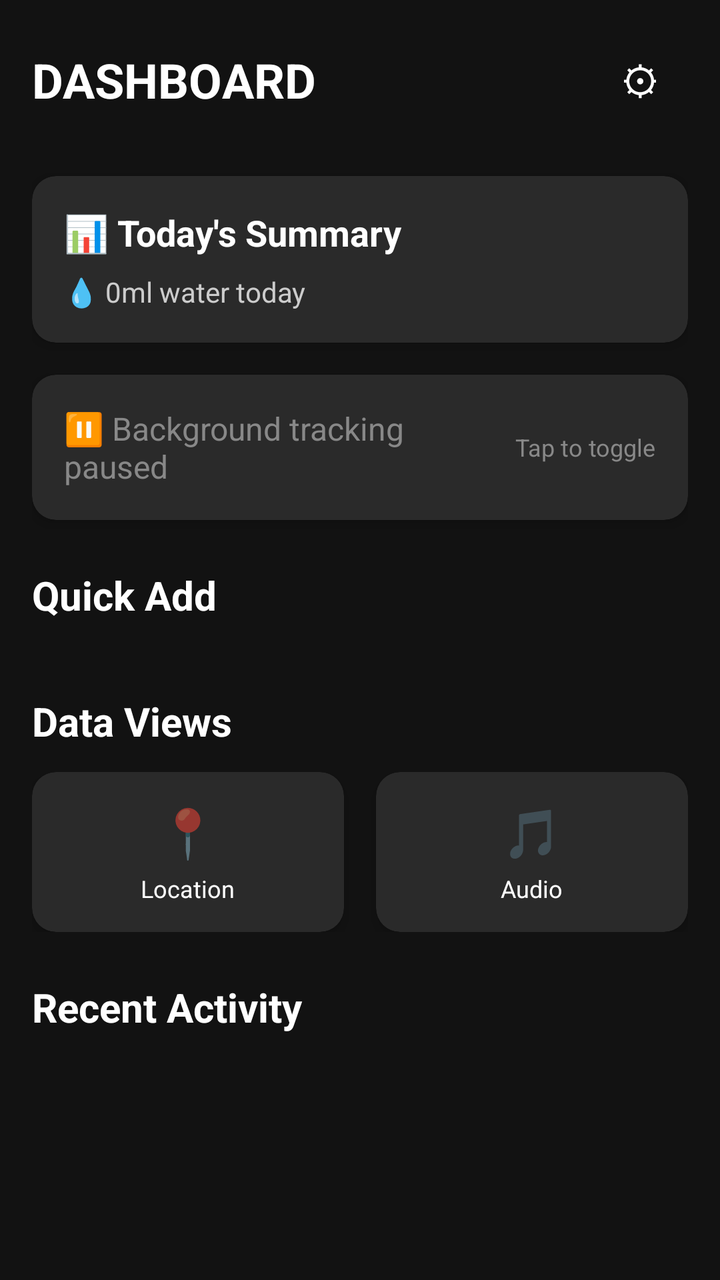
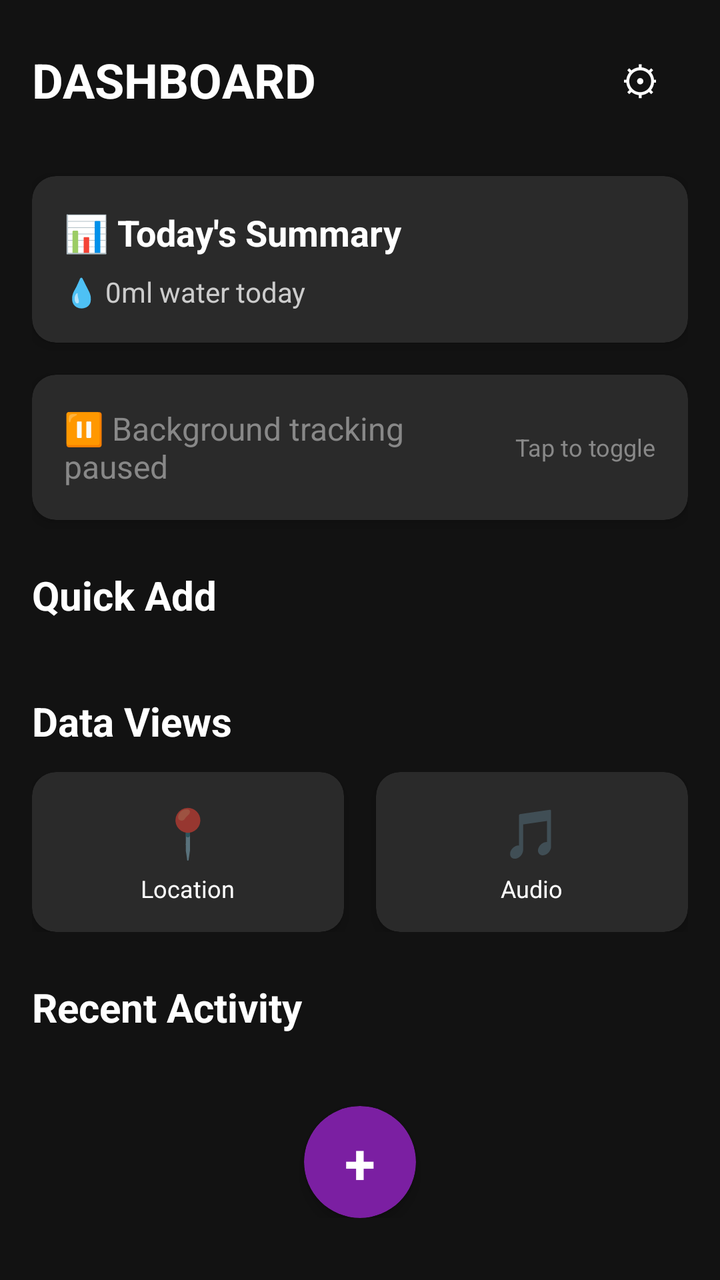

Before-and-after screenshots of an Android layout around one commit, followed by the original layout XML and the change that was made.
<!-- AndroidManifest.xml: application theme Theme.Talita -->
<!-- res/layout/activity_dashboard.xml -->
<?xml version="1.0" encoding="utf-8"?>
<ScrollView xmlns:android="http://schemas.android.com/apk/res/android"
    xmlns:app="http://schemas.android.com/apk/res-auto"
    android:layout_width="match_parent"
    android:layout_height="match_parent"
    android:background="#FF121212">

    <LinearLayout
        android:layout_width="match_parent"
        android:layout_height="wrap_content"
        android:orientation="vertical"
        android:padding="16dp">

        
        <LinearLayout
            android:layout_width="match_parent"
            android:layout_height="wrap_content"
            android:orientation="horizontal"
            android:gravity="center_vertical"
            android:layout_marginBottom="24dp">

            <TextView
                android:layout_width="0dp"
                android:layout_height="wrap_content"
                android:layout_weight="1"
                android:text="DASHBOARD"
                android:textSize="24sp"
                android:textColor="#FFFFFF"
                android:textStyle="bold" />

            <Button
                android:id="@+id/settings_button"
                android:layout_width="48dp"
                android:layout_height="48dp"
                android:text="⚙"
                android:textSize="20sp"
                android:background="?android:attr/selectableItemBackgroundBorderless"
                android:textColor="#FFFFFF" />

        </LinearLayout>

        
        <androidx.cardview.widget.CardView
            android:layout_width="match_parent"
            android:layout_height="wrap_content"
            android:layout_marginBottom="16dp"
            app:cardBackgroundColor="#FF2A2A2A"
            app:cardCornerRadius="12dp"
            app:cardElevation="4dp">

            <LinearLayout
                android:layout_width="match_parent"
                android:layout_height="wrap_content"
                android:orientation="vertical"
                android:padding="16dp">

                <TextView
                    android:layout_width="match_parent"
                    android:layout_height="wrap_content"
                    android:text="📊 Today's Summary"
                    android:textSize="18sp"
                    android:textColor="#FFFFFF"
                    android:textStyle="bold"
                    android:layout_marginBottom="8dp" />

                <TextView
                    android:id="@+id/daily_stats_text"
                    android:layout_width="match_parent"
                    android:layout_height="wrap_content"
                    android:text="💧 0ml water today"
                    android:textSize="14sp"
                    android:textColor="#CCCCCC" />

            </LinearLayout>

        </androidx.cardview.widget.CardView>

        
        <androidx.cardview.widget.CardView
            android:id="@+id/tracking_status_card"
            android:layout_width="match_parent"
            android:layout_height="wrap_content"
            android:layout_marginBottom="24dp"
            app:cardBackgroundColor="#FF2A2A2A"
            app:cardCornerRadius="12dp"
            app:cardElevation="4dp"
            android:clickable="true"
            android:focusable="true"
            android:foreground="?android:attr/selectableItemBackground">

            <LinearLayout
                android:layout_width="match_parent"
                android:layout_height="wrap_content"
                android:orientation="horizontal"
                android:gravity="center_vertical"
                android:padding="16dp">

                <TextView
                    android:id="@+id/tracking_status_text"
                    android:layout_width="0dp"
                    android:layout_height="wrap_content"
                    android:layout_weight="1"
                    android:text="⏸️ Background tracking paused"
                    android:textSize="16sp"
                    android:textColor="#888888" />

                <TextView
                    android:layout_width="wrap_content"
                    android:layout_height="wrap_content"
                    android:text="Tap to toggle"
                    android:textSize="12sp"
                    android:textColor="#888888" />

            </LinearLayout>

        </androidx.cardview.widget.CardView>

        
        <TextView
            android:layout_width="match_parent"
            android:layout_height="wrap_content"
            android:text="Quick Add"
            android:textSize="20sp"
            android:textColor="#FFFFFF"
            android:textStyle="bold"
            android:layout_marginBottom="12dp" />

        <androidx.recyclerview.widget.RecyclerView
            android:id="@+id/quick_add_recycler_view"
            android:layout_width="match_parent"
            android:layout_height="wrap_content"
            android:layout_marginBottom="24dp" />

        
        <TextView
            android:layout_width="match_parent"
            android:layout_height="wrap_content"
            android:text="Data Views"
            android:textSize="20sp"
            android:textColor="#FFFFFF"
            android:textStyle="bold"
            android:layout_marginBottom="12dp" />

        <LinearLayout
            android:layout_width="match_parent"
            android:layout_height="wrap_content"
            android:orientation="horizontal"
            android:layout_marginBottom="24dp">

            <androidx.cardview.widget.CardView
                android:id="@+id/location_button"
                android:layout_width="0dp"
                android:layout_height="80dp"
                android:layout_weight="1"
                android:layout_marginEnd="8dp"
                app:cardBackgroundColor="#FF2A2A2A"
                app:cardCornerRadius="12dp"
                app:cardElevation="4dp"
                android:clickable="true"
                android:focusable="true"
                android:foreground="?android:attr/selectableItemBackground">

                <LinearLayout
                    android:layout_width="match_parent"
                    android:layout_height="match_parent"
                    android:orientation="vertical"
                    android:gravity="center">

                    <TextView
                        android:layout_width="wrap_content"
                        android:layout_height="wrap_content"
                        android:text="📍"
                        android:textSize="24sp" />

                    <TextView
                        android:layout_width="wrap_content"
                        android:layout_height="wrap_content"
                        android:text="Location"
                        android:textSize="12sp"
                        android:textColor="#FFFFFF"
                        android:layout_marginTop="4dp" />

                </LinearLayout>

            </androidx.cardview.widget.CardView>

            <androidx.cardview.widget.CardView
                android:id="@+id/audio_button"
                android:layout_width="0dp"
                android:layout_height="80dp"
                android:layout_weight="1"
                android:layout_marginStart="8dp"
                app:cardBackgroundColor="#FF2A2A2A"
                app:cardCornerRadius="12dp"
                app:cardElevation="4dp"
                android:clickable="true"
                android:focusable="true"
                android:foreground="?android:attr/selectableItemBackground">

                <LinearLayout
                    android:layout_width="match_parent"
                    android:layout_height="match_parent"
                    android:orientation="vertical"
                    android:gravity="center">

                    <TextView
                        android:layout_width="wrap_content"
                        android:layout_height="wrap_content"
                        android:text="🎵"
                        android:textSize="24sp" />

                    <TextView
                        android:layout_width="wrap_content"
                        android:layout_height="wrap_content"
                        android:text="Audio"
                        android:textSize="12sp"
                        android:textColor="#FFFFFF"
                        android:layout_marginTop="4dp" />

                </LinearLayout>

            </androidx.cardview.widget.CardView>

        </LinearLayout>

        
        <TextView
            android:layout_width="match_parent"
            android:layout_height="wrap_content"
            android:text="Recent Activity"
            android:textSize="20sp"
            android:textColor="#FFFFFF"
            android:textStyle="bold"
            android:layout_marginBottom="12dp" />

        <androidx.recyclerview.widget.RecyclerView
            android:id="@+id/recent_activity_recycler_view"
            android:layout_width="match_parent"
            android:layout_height="wrap_content" />

    </LinearLayout>

</ScrollView>
<!-- resources referenced by this layout -->
<resources>
  <style name="Theme.Talita" parent="Theme.MaterialComponents.DayNight.DarkActionBar">
          
          <item name="colorPrimary">@color/purple_500</item>
          <item name="colorPrimaryVariant">@color/purple_700</item>
          <item name="colorOnPrimary">@color/white</item>
          
          <item name="colorSecondary">@color/teal_200</item>
          <item name="colorSecondaryVariant">@color/teal_700</item>
          <item name="colorOnSecondary">@color/black</item>
          
          <item name="android:statusBarColor">?attr/colorPrimaryVariant</item>
          
      </style>
  <color name="purple_500">#FF7B1FA2</color>
  <color name="purple_700">#FF4A148C</color>
  <color name="white">#FFFFFFFF</color>
  <color name="teal_200">#FF03DAC5</color>
  <color name="teal_700">#FF018786</color>
  <color name="black">#FF000000</color>
</resources>

<!-- the commit's change to res/layout/activity_dashboard.xml (unified diff, before → after) -->
@@ -237,7 +237,39 @@
             android:id="@+id/recent_activity_recycler_view"
             android:layout_width="match_parent"
             android:layout_height="wrap_content" />
-
-    </LinearLayout>
-
+	
+	 <include
+            layout="@layout/component_plus_button"
+            android:id="@+id/add_more_button"
+            android:layout_width="56dp"
+            android:layout_height="56dp"
+            android:layout_gravity="center_horizontal"
+            android:layout_marginTop="24dp" />
+           
+   </LinearLayout>
 </ScrollView>
+<!-- res/layout/component_plus_button.xml (included above) -->
+<?xml version="1.0" encoding="utf-8"?>
+<androidx.cardview.widget.CardView 
+    xmlns:android="http://schemas.android.com/apk/res/android"
+    xmlns:app="http://schemas.android.com/apk/res-auto"
+    android:id="@+id/plus_button"
+    android:layout_width="56dp"
+    android:layout_height="56dp"
+    app:cardBackgroundColor="@color/primary_purple"
+    app:cardCornerRadius="28dp"
+    app:cardElevation="4dp"
+    android:clickable="true"
+    android:focusable="true"
+    android:foreground="?android:attr/selectableItemBackgroundBorderless">
+
+    <TextView
+        android:layout_width="match_parent"
+        android:layout_height="match_parent"
+        android:gravity="center"
+        android:text="+"
+        android:textColor="@color/white"
+        android:textSize="28sp"
+        android:textStyle="bold" />
+
+</androidx.cardview.widget.CardView>
<!-- resource entries referenced after the edit -->
@@ -1,5 +1,6 @@
 <!-- resources referenced by this layout -->
 <resources>
+  <color name="primary_purple">#FF7B1FA2</color>
   <style name="Theme.Talita" parent="Theme.MaterialComponents.DayNight.DarkActionBar">
           
           <item name="colorPrimary">@color/purple_500</item>
